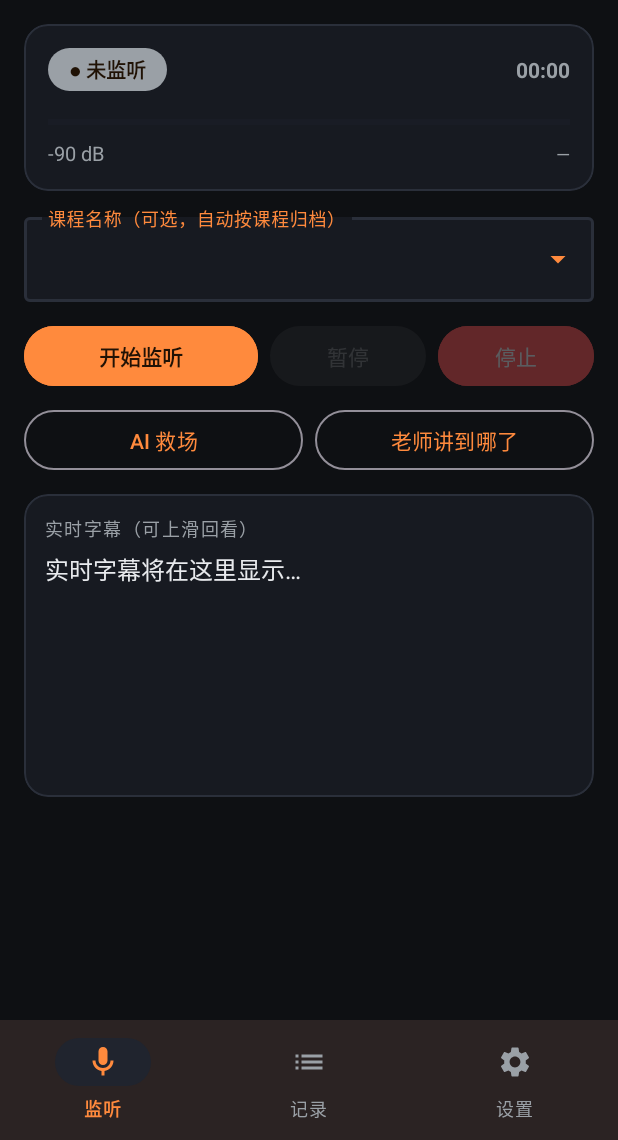
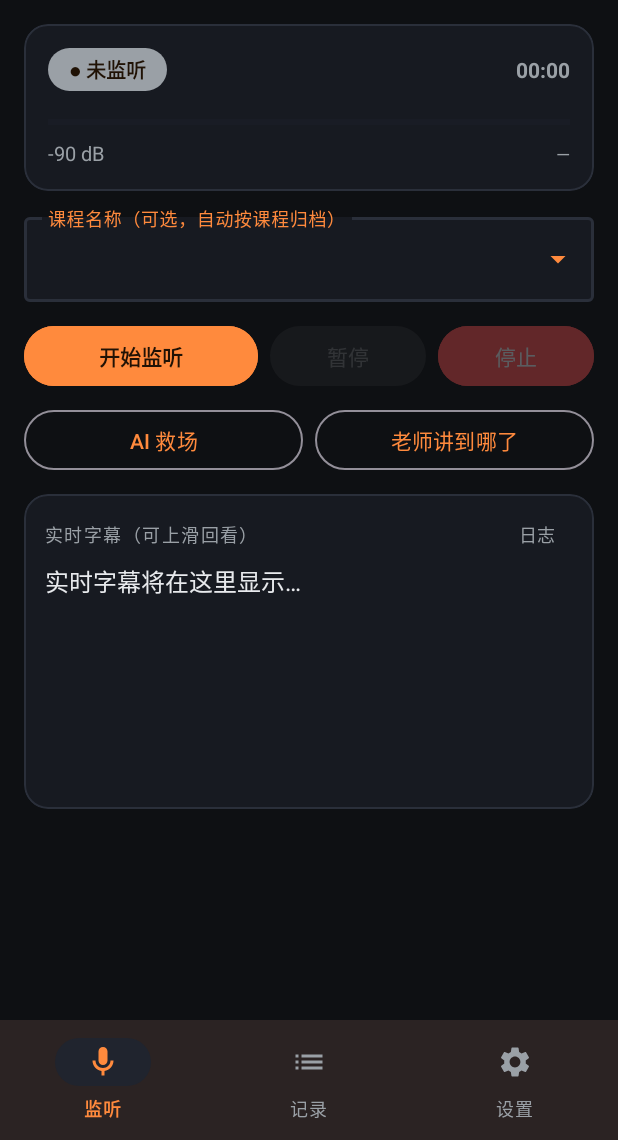
Before and after one commit to Infe1/ClassFoxDroid, an Android app: the screen it shows after launch (MainActivity), on a phone screen of 412 x 824 dp, the part 96-1236 px from its top. Run offline under Robolectric (Android 15) with nearby library versions, the light colour scheme and no system bars; 1 statement that could not run was skipped.

Commit message:
v0.10.2: 切tab字幕消失修复 + 日志快速入口
- MainActivity: replace+new 改 add/show/hide 三实例复用（TAG listen/
  records/settings），captionHistory 不再随 tab 切换丢失；Activity
  重建路径按恢复的选中 tab 归位
- LogStore.showTodayDialog 提为共享入口；监听页字幕卡右上角加「日志」
  轻量按钮（竖/横屏），设置页同调共享入口
- 已验证（实例3）：切记录页再切回字幕/计时/警报完整保留；
  监听页一键弹日志；全程无 FATAL

```diff
--- a/app/build.gradle
+++ b/app/build.gradle
@@ -11,8 +11,8 @@ android {
         applicationId "com.classfox.mobile.clean"
         minSdk 26
         targetSdk 34
-        versionCode 17
-        versionName "0.10.1"
+        versionCode 18
+        versionName "0.10.2"
     }
 
     buildTypes {
--- a/app/src/main/java/com/classfox/droid/ListenFragment.kt
+++ b/app/src/main/java/com/classfox/droid/ListenFragment.kt
@@ -58,6 +58,10 @@ class ListenFragment : Fragment() {
         // 手动回滚支持：用户上滑离开底部时，暂停自动跟随
         b.captionScroll.setOnScrollChangeListener { _: View, _: Int, _: Int, _: Int, _: Int ->
             captionAtBottom = isNearBottom(b.captionScroll)
+        }
+
+        b.btnQuickLog.setOnClickListener {
+            LogStore.showTodayDialog(requireActivity())
         }
 
         b.btnStart.setOnClickListener { startListening() }
--- a/app/src/main/java/com/classfox/droid/MainActivity.kt
+++ b/app/src/main/java/com/classfox/droid/MainActivity.kt
@@ -68,12 +68,21 @@ class MainActivity : AppCompatActivity() {
             Context.BIND_AUTO_CREATE
         )
 
-        if (savedInstanceState == null) show(ListenFragment())
+        if (savedInstanceState == null) {
+            show(ListenFragment(), TAG_LISTEN)
+        } else {
+            // 重建路径：FM 自动恢复的三个 fragment 均可见，按恢复的选中 tab 归位
+            when (binding.bottomNav.selectedItemId) {
+                R.id.nav_records -> show(RecordsFragment(), TAG_RECORDS)
+                R.id.nav_settings -> show(SettingsFragment(), TAG_SETTINGS)
+                else -> show(ListenFragment(), TAG_LISTEN)
+            }
+        }
         binding.bottomNav.setOnItemSelectedListener { item ->
             when (item.itemId) {
-                R.id.nav_listen -> show(ListenFragment())
-                R.id.nav_records -> show(RecordsFragment())
-                R.id.nav_settings -> show(SettingsFragment())
+                R.id.nav_listen -> show(ListenFragment(), TAG_LISTEN)
+                R.id.nav_records -> show(RecordsFragment(), TAG_RECORDS)
+                R.id.nav_settings -> show(SettingsFragment(), TAG_SETTINGS)
             }
             true
         }
@@ -88,10 +97,19 @@ class MainActivity : AppCompatActivity() {
                 android.content.pm.ActivityInfo.SCREEN_ORIENTATION_FULL_SENSOR
     }
 
-    private fun show(f: Fragment) {
-        supportFragmentManager.beginTransaction()
-            .replace(R.id.container, f)
-            .commit()
+    /**
+     * tab 切换用 add/show/hide 复用实例（v0.10.2 修复"切 tab 后字幕消失"）。
+     * 原 replace+new 会重建 ListenFragment，captionHistory 内存态全丢；
+     * show/hide 同时让监听页隐藏期间 sink 仍挂着，后台句子的字幕不丢。
+     * Activity 重建时 FragmentManager 会把三个都恢复为可见，这里按当前 tab 重新归位。
+     */
+    private fun show(f: Fragment, tag: String) {
+        val fm = supportFragmentManager
+        val target = fm.findFragmentByTag(tag) ?: f
+        val tx = fm.beginTransaction()
+        fm.fragments.forEach { if (it !== target) tx.hide(it) }
+        if (target.isAdded) tx.show(target) else tx.add(R.id.container, target, tag)
+        tx.commit()
     }
 
     override fun onDestroy() {
@@ -105,4 +123,10 @@ class MainActivity : AppCompatActivity() {
         stateSink = null
         super.onDestroy()
     }
+
+    private companion object {
+        const val TAG_LISTEN = "listen"
+        const val TAG_RECORDS = "records"
+        const val TAG_SETTINGS = "settings"
+    }
 }
--- a/app/src/main/res/layout-land/fragment_listen.xml
+++ b/app/src/main/res/layout-land/fragment_listen.xml
@@ -283,11 +283,32 @@
                     android:orientation="vertical"
                     android:padding="14dp">
 
-                    <TextView
-                        style="@style/CFCardLabel"
-                        android:layout_width="wrap_content"
+                    <LinearLayout
+                        android:layout_width="match_parent"
                         android:layout_height="wrap_content"
-                        android:text="实时字幕（可上滑回看）" />
+                        android:orientation="horizontal"
+                        android:gravity="center_vertical">
+
+                        <TextView
+                            style="@style/CFCardLabel"
+                            android:layout_width="0dp"
+                            android:layout_height="wrap_content"
+                            android:layout_weight="1"
+                            android:text="实时字幕（可上滑回看）" />
+
+                        <TextView
+                            android:id="@+id/btnQuickLog"
+                            android:layout_width="wrap_content"
+                            android:layout_height="wrap_content"
+                            android:paddingStart="12dp"
+                            android:paddingTop="4dp"
+                            android:paddingEnd="12dp"
+                            android:paddingBottom="4dp"
+                            android:text="日志"
+                            android:textColor="@color/cf_text_dim"
+                            android:textSize="12sp"
+                            android:background="?attr/selectableItemBackground" />
+                    </LinearLayout>
 
                     <com.classfox.droid.CaptionScrollView
                         android:id="@+id/captionScroll"
--- a/app/src/main/res/layout/fragment_listen.xml
+++ b/app/src/main/res/layout/fragment_listen.xml
@@ -271,11 +271,32 @@
                 android:orientation="vertical"
                 android:padding="14dp">
 
-                <TextView
-                    style="@style/CFCardLabel"
-                    android:layout_width="wrap_content"
+                <LinearLayout
+                    android:layout_width="match_parent"
                     android:layout_height="wrap_content"
-                    android:text="实时字幕（可上滑回看）" />
+                    android:orientation="horizontal"
+                    android:gravity="center_vertical">
+
+                    <TextView
+                        style="@style/CFCardLabel"
+                        android:layout_width="0dp"
+                        android:layout_height="wrap_content"
+                        android:layout_weight="1"
+                        android:text="实时字幕（可上滑回看）" />
+
+                    <TextView
+                        android:id="@+id/btnQuickLog"
+                        android:layout_width="wrap_content"
+                        android:layout_height="wrap_content"
+                        android:paddingStart="12dp"
+                        android:paddingTop="4dp"
+                        android:paddingEnd="12dp"
+                        android:paddingBottom="4dp"
+                        android:text="日志"
+                        android:textColor="@color/cf_text_dim"
+                        android:textSize="12sp"
+                        android:background="?attr/selectableItemBackground" />
+                </LinearLayout>
 
                 <com.classfox.droid.CaptionScrollView
                     android:id="@+id/captionScroll"
```
Also changed, not shown: app/src/main/java/com/classfox/droid/LogStore.kt (+28 -0 lines), app/src/main/java/com/classfox/droid/SettingsFragment.kt (+3 -28 lines), 1 other file.
